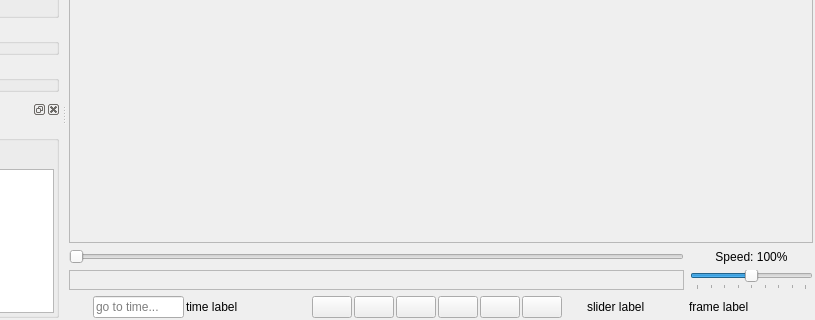
Qt form Source/GUI/player.ui (bavc/qctools) before a commit; both pictures show x 393 to 1208 and y 93 to 413 of the 1208 by 413 pixel window.
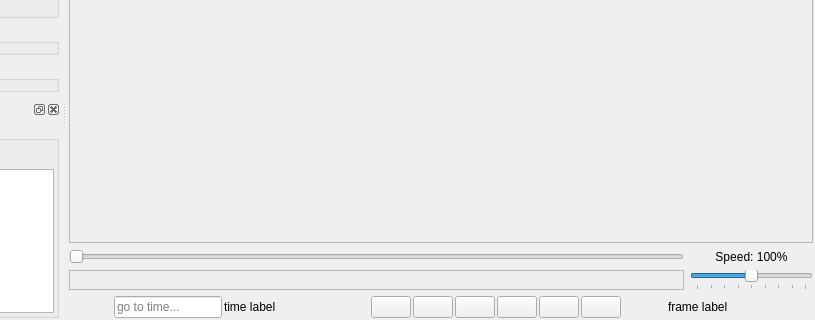
The same form after that commit. Icons and pictures are not drawn.

Commit message: remove debug label with frame count / frame pos info

```diff
--- a/Source/GUI/player.ui
+++ b/Source/GUI/player.ui
@@ -28,7 +28,7 @@
      <number>2</number>
     </property>
     <property name="horizontalSpacing">
-     <number>-1</number>
+     <number>6</number>
     </property>
     <item row="0" column="0">
      <widget class="QScrollArea" name="scrollArea">
@@ -325,19 +325,6 @@
         </property>
        </spacer>
       </item>
-      <item>
-       <widget class="QLabel" name="slider_label">
-        <property name="minimumSize">
-         <size>
-          <width>100</width>
-          <height>0</height>
-         </size>
-        </property>
-        <property name="text">
-         <string>slider label</string>
-        </property>
-       </widget>
-      </item>
       <item>
        <widget class="QLabel" name="frame_label">
         <property name="minimumSize">
```
Left out of the diff: 4 changed lines with no effect on the pictures. The commit also changes 5 other files.
